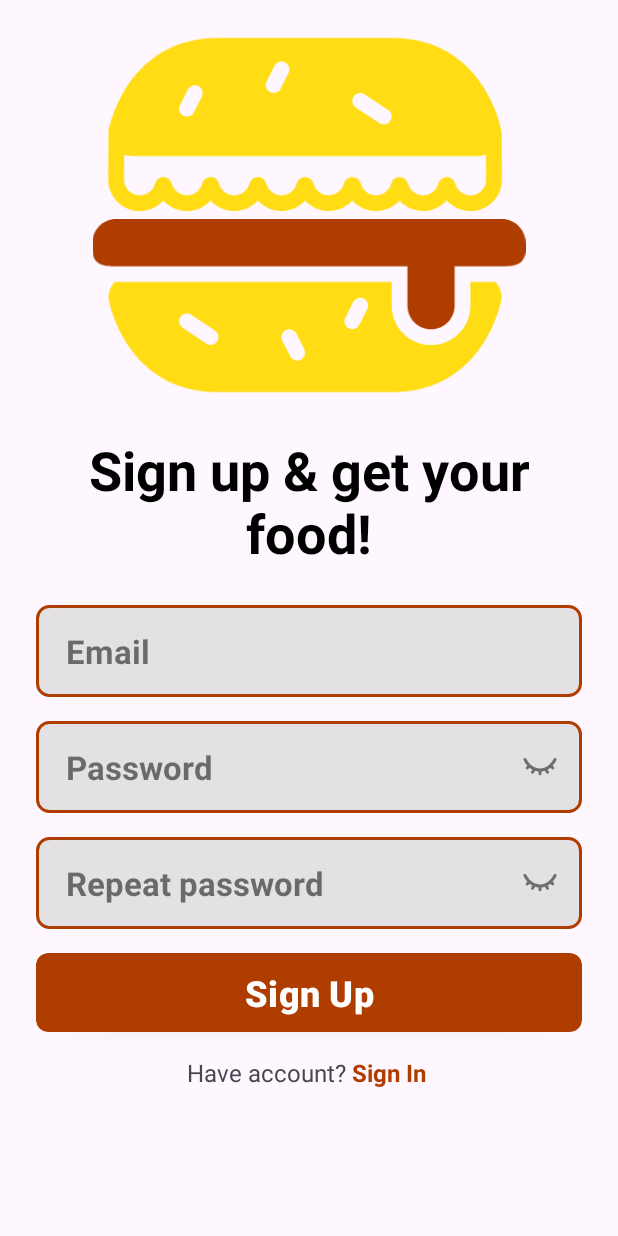
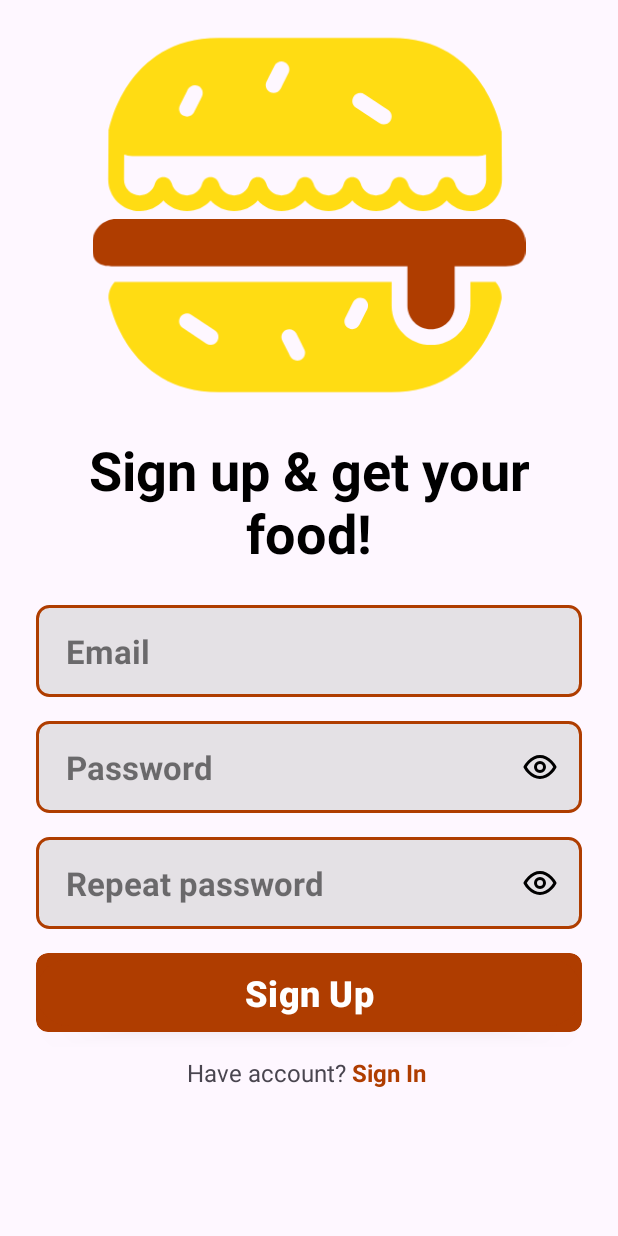
Before and after one commit to Sergo6788/MudisApp, an Android app: the RegisterFragment screen opened through its navigation route, after a tap on an icon or button, on a phone screen of 412 x 824 dp. Run offline under Robolectric (Android 15) with nearby library versions, the light colour scheme and no system bars; 1 other tap on this screen came first.

Commit message:
Ended setImageDrawable

```diff
--- a/app/src/main/res/layout/fragment_register.xml
+++ b/app/src/main/res/layout/fragment_register.xml
@@ -18,25 +18,6 @@
         app:layout_constraintStart_toStartOf="parent"
         app:layout_constraintTop_toTopOf="parent" />
 
-    <ImageView
-        android:id="@+id/ivEyePassword"
-        android:layout_width="wrap_content"
-        android:layout_height="wrap_content"
-        android:src="@drawable/eye_closed_img_svg"
-        app:layout_constraintBottom_toBottomOf="@+id/etPassword"
-        app:layout_constraintEnd_toEndOf="@+id/etPassword"
-        app:layout_constraintTop_toTopOf="@+id/etPassword"
-        android:layout_marginEnd="16dp"/>
-
-    <ImageView
-        android:id="@+id/ivEyeRepeatPassword"
-        android:layout_width="wrap_content"
-        android:layout_height="wrap_content"
-        android:src="@drawable/eye_closed_img_svg"
-        app:layout_constraintBottom_toBottomOf="@+id/etPasswordRepeat"
-        app:layout_constraintEnd_toEndOf="@+id/etPasswordRepeat"
-        app:layout_constraintTop_toTopOf="@+id/etPasswordRepeat"
-        android:layout_marginEnd="16dp"/>
 
     <TextView
         android:id="@+id/tvSignIn"
@@ -79,6 +60,16 @@
         app:layout_constraintStart_toStartOf="parent"
         app:layout_constraintTop_toBottomOf="@+id/etEmail" />
 
+    <ImageView
+        android:id="@+id/ivEyePassword"
+        android:layout_width="wrap_content"
+        android:layout_height="wrap_content"
+        android:src="@drawable/eye_closed_img_svg"
+        app:layout_constraintBottom_toBottomOf="@+id/etPassword"
+        app:layout_constraintEnd_toEndOf="@+id/etPassword"
+        app:layout_constraintTop_toTopOf="@+id/etPassword"
+        android:layout_marginEnd="16dp"/>
+
     <EditText
         android:id="@+id/etPasswordRepeat"
         style="@style/EditTextStyle"
@@ -91,6 +82,17 @@
         app:layout_constraintEnd_toEndOf="parent"
         app:layout_constraintStart_toStartOf="parent"
         app:layout_constraintTop_toBottomOf="@+id/etPassword" />
+
+    <ImageView
+        android:id="@+id/ivEyeRepeatPassword"
+        android:layout_width="wrap_content"
+        android:layout_height="wrap_content"
+        android:src="@drawable/eye_closed_img_svg"
+        app:layout_constraintBottom_toBottomOf="@+id/etPasswordRepeat"
+        app:layout_constraintEnd_toEndOf="@+id/etPasswordRepeat"
+        app:layout_constraintTop_toTopOf="@+id/etPasswordRepeat"
+        android:layout_marginEnd="16dp"/>
+
 
     <androidx.cardview.widget.CardView
         android:id="@+id/cvSignUp"
```
Also changed, not shown: app/src/main/java/com/example/mudisapp/fragment/RegisterFragment.java (+12 -4 lines).
